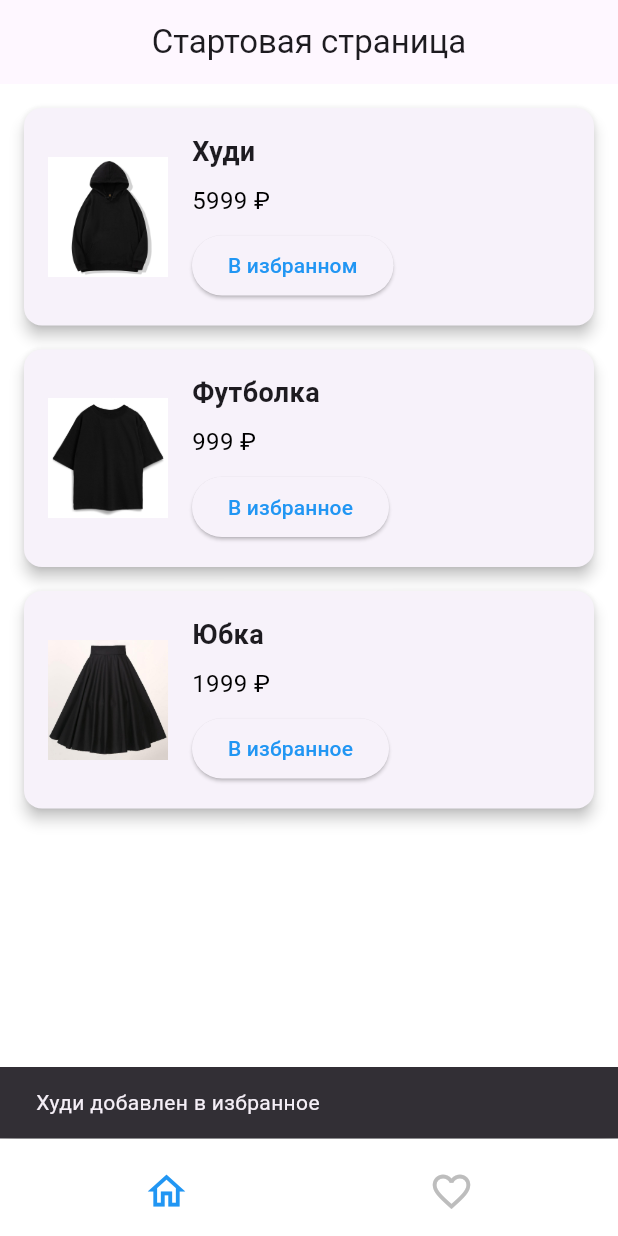
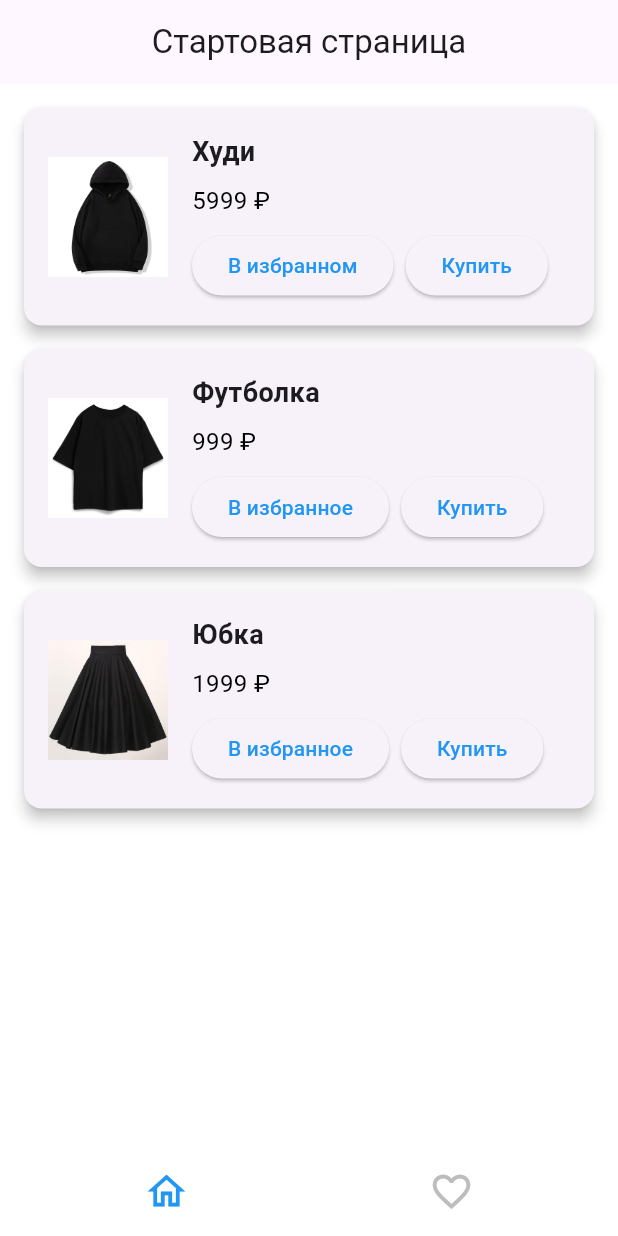
Before and after one commit to Yana750/FlutterShopApp, a Flutter app: the screen it shows after launch, after a tap on "В избранное", on a phone screen of 412 x 824 dp. Run offline on Flutter 3.47's test engine with Material 3 defaults, Android fonts, the phone set to English and light mode, and no system bars; missing offline and left inert: mytracker_sdk.

```diff
--- a/lib/main.dart
+++ b/lib/main.dart
@@ -2,8 +2,22 @@ import 'package:check/Provider/favorite_provider.dart';
 import 'package:check/screen/nav_bar_screen.dart';
 import 'package:flutter/material.dart';
 import 'package:provider/provider.dart';
+import 'package:mytracker_sdk/mytracker_sdk.dart';
 
-void main() {
+void main() async {
+  //неатрибутивная установка (install)
+  //отслеживает установку приложения при первом запуске
+  WidgetsFlutterBinding.ensureInitialized();
+
+  const String sdkKey = "77024653350660193659";
+
+  try {
+    await MyTracker.init(sdkKey);
+    print("Трекер SDK успешно подключен");
+  } catch (e) {
+    print("Ошибка инициализации");
+  }
+
   runApp(
     ChangeNotifierProvider(
       create: (_) => FavoriteProvider(),
--- a/lib/screen/home_screen.dart
+++ b/lib/screen/home_screen.dart
@@ -4,6 +4,7 @@ import 'package:provider/provider.dart';
 
 import '../Provider/favorite_provider.dart';
 import '../models/product_model.dart';
+import '../services/tracker_service.dart';
 
 class Homescreen extends StatelessWidget {
   Homescreen({super.key});
@@ -18,17 +19,12 @@ class Homescreen extends StatelessWidget {
   Widget build(BuildContext context) {
     return Scaffold(
       backgroundColor: Colors.white,
-      appBar: AppBar(
-        title: Text("Стартовая страница"),
-        centerTitle: true,
-      ),
+      appBar: AppBar(title: Text("Стартовая страница"), centerTitle: true),
       body: ListView.builder(
         padding: const EdgeInsets.all(16),
         itemCount: products.length,
         itemBuilder: (context, index) {
           final product = products[index];
-
-          // Получаем provider здесь, чтобы использовать и для текста, и для onPressed
           return Builder(
             builder: (context) {
               final favoritesProvider = Provider.of<FavoriteProvider>(context);
@@ -72,22 +68,28 @@ class Homescreen extends StatelessWidget {
                                 ),
                               ),
                             const SizedBox(height: 8),
+                            Row(
+                              children: [
                                 ElevatedButton(
                                   onPressed: () {
-                                if (!isFavorite) {
-                                  favoritesProvider.addToFavorites(product);
-                                  ScaffoldMessenger.of(context).showSnackBar(
-                                    SnackBar(
-                                      content: Text(
-                                          '${product.name} добавлен в избранное'),
-                                    ),
-                                  );
-                                }
+                                    trackAddToFavorites(context, product);
                                   },
                                   child: Text(
                                     isFavorite ? "В избранном" : "В избранное",
                                     style: TextStyle(color: Colors.blue),
                                   ),
+                                ),
+                                const SizedBox(width: 8),
+                                ElevatedButton(
+                                  onPressed: () {
+                                    trackPurchase(product);
+                                  },
+                                  child: Text(
+                                    "Купить",
+                                    style: TextStyle(color: Colors.blue),
+                                  ),
+                                ),
+                              ],
                             ),
                           ],
                         ),
--- /dev/null
+++ b/lib/services/tracker_service.dart
@@ -0,0 +1,33 @@
+import 'package:check/models/product_model.dart';
+import 'package:flutter/cupertino.dart';
+import 'package:mytracker_sdk/mytracker_sdk.dart';
+import 'package:provider/provider.dart';
+
+import '../Provider/favorite_provider.dart';
+
+
+void trackAddToFavorites(BuildContext context, Product product) {
+  // добавление в избранное через Provider без listen
+  final favoritesProvider = Provider.of<FavoriteProvider>(context, listen: false);
+  favoritesProvider.addToFavorites(product);
+
+  // отправка события в MyTracker
+  MyTracker.trackEvent("add_to_favorites", {
+    "product_id": product.id,
+    "name": product.name,
+    "price": product.price.toString(),
+  });
+
+  print("Event 'add_to_favorites' отправлен для ${product.name}");
+}
+
+void trackPurchase(Product product) {
+  //имитация покупки
+  MyTracker.trackEvent("purchase", {
+    "product_id": product.id,
+    "name": product.name,
+    "price": ?product.price?.toString(),
+    "currency": "RUB"
+  });
+  print("Revenue event отправлен для ${product.name} на сумму ${product.price}");
+}
--- a/pubspec.yaml
+++ b/pubspec.yaml
@@ -35,6 +35,7 @@ dependencies:
   # Use with the CupertinoIcons class for iOS style icons.
   cupertino_icons: ^1.0.8
   provider: ^6.1.5+1
+  mytracker_sdk: ^3.1.1
 
 dev_dependencies:
   flutter_test:
```
Also changed, not shown: pubspec.lock, 3 other files. Lines whose indentation alone changed are shown as unchanged.
